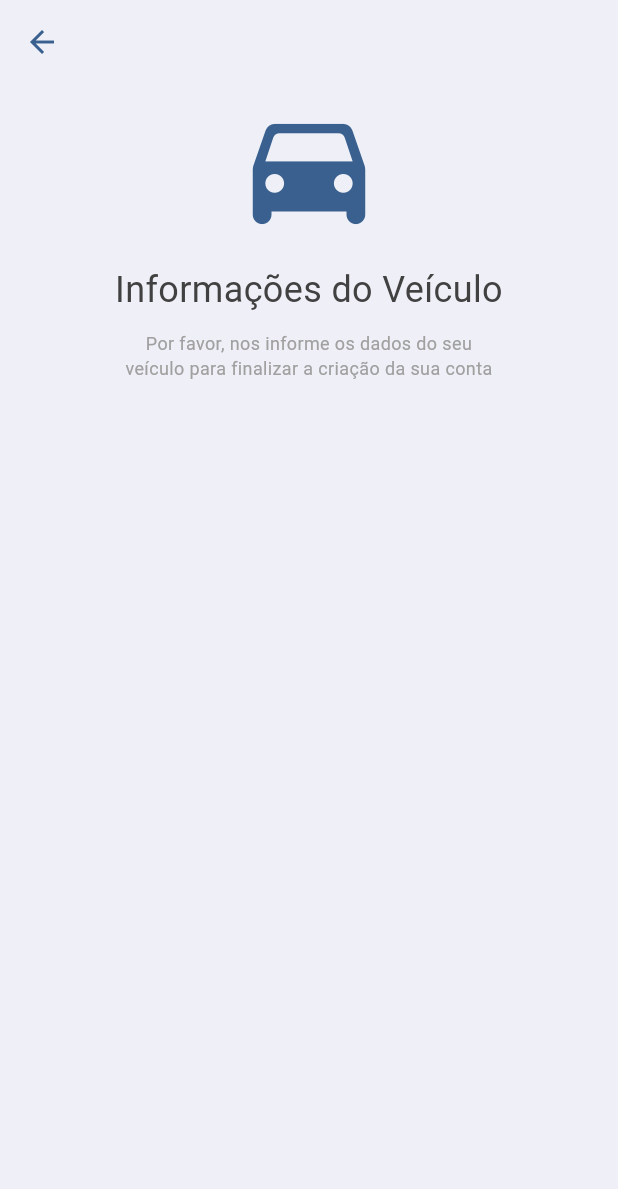
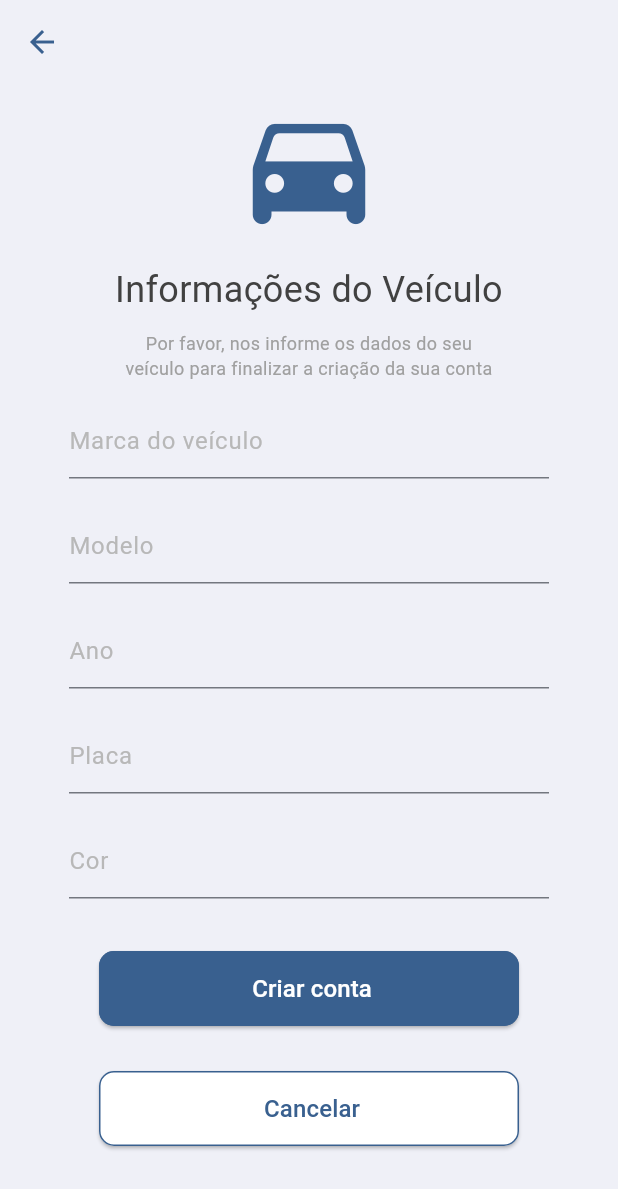
Before and after one commit to jady-lima/LevaEu, a Flutter app: the RegistrationCar screen opened directly, on a phone screen of 412 x 824 dp. Shown: the top 1189 px of the screen. Run offline on Flutter 3.47's test engine with Material 3 defaults, Android fonts, the light colour scheme and no system bars.

Commit message:
Registrar carro
Validações da tela de registro dos dados do carro para os motoristas

```diff
--- a/levaeu_mobile/lib/screens/registrationCar.dart
+++ b/levaeu_mobile/lib/screens/registrationCar.dart
@@ -1,6 +1,10 @@
 
 
 import 'package:flutter/material.dart';
+import 'package:levaeu_mobile/screens/home.dart';
+import 'package:levaeu_mobile/screens/start_login.dart';
+import 'package:levaeu_mobile/utils/elevated_buttons.dart';
+import 'package:levaeu_mobile/utils/text_fields_forms.dart';
 import 'package:levaeu_mobile/utils/titles_screens.dart';
 
 class RegistrationCar extends StatefulWidget{
@@ -13,6 +17,11 @@ class RegistrationCar extends StatefulWidget{
 class _RegistrationCarState extends State<RegistrationCar> {
 
  final _formKeyRegistration = GlobalKey<FormState>();
+ final marcaController = TextEditingController();
+ final corController = TextEditingController();
+ final anoController = TextEditingController();
+ final modeloController = TextEditingController();
+ final placaController = TextEditingController();
 
  @override
  Widget build(BuildContext context) {
@@ -52,7 +61,61 @@ class _RegistrationCarState extends State<RegistrationCar> {
                 key: _formKeyRegistration,
                 child: Column(
                   crossAxisAlignment: CrossAxisAlignment.center,
-                  children: <Widget> []
+                  children: <Widget> [
+
+                    Container(
+                      padding: const EdgeInsets.only(top: 15, bottom: 5),
+                      constraints: const BoxConstraints(maxWidth: 320),
+                      child: TextFieldsForms.buildTextFormField("Marca do veículo", TextInputType.text, marcaController, false, ValidationType.name, TextFieldsForms.saveFormFieldValue),
+                    ),
+
+                    Container(
+                      padding: const EdgeInsets.only(top: 15, bottom: 5),
+                      constraints: const BoxConstraints(maxWidth: 320),
+                      child: TextFieldsForms.buildTextFormField("Modelo", TextInputType.text, modeloController, false, ValidationType.modelo, TextFieldsForms.saveFormFieldValue),
+                    ),
+
+                    Container(
+                      padding: const EdgeInsets.only(top: 15, bottom: 5),
+                      constraints: const BoxConstraints(maxWidth: 320),
+                      child: TextFieldsForms.buildTextFormField("Ano", TextInputType.number, anoController, false, ValidationType.ano, TextFieldsForms.saveFormFieldValue),
+                    ),
+
+                    Container(
+                      padding: const EdgeInsets.only(top: 15, bottom: 5),
+                      constraints: const BoxConstraints(maxWidth: 320),
+                      child: TextFieldsForms.buildTextFormField("Placa", TextInputType.text, placaController, false, ValidationType.placa, TextFieldsForms.saveFormFieldValue),
+                    ),
+
+                    Container(
+                      padding: const EdgeInsets.only(top: 15, bottom: 5),
+                      constraints: const BoxConstraints(maxWidth: 320),
+                      child: TextFieldsForms.buildTextFormField("Cor", TextInputType.text, corController, false, ValidationType.name, TextFieldsForms.saveFormFieldValue),
+                    ),
+
+                    Container(
+                      constraints: const BoxConstraints(maxWidth: 300),
+                      padding: const EdgeInsets.all(10),
+                      margin: const EdgeInsets.only(top: 20),
+                      alignment: Alignment.center,
+                      child: ElevatedButtonsForms.buildElevatedButton(
+                        const Color.fromRGBO(57, 96, 143, 1.0),
+                        const Color.fromRGBO(255, 255, 255, 1),
+                        const Color.fromRGBO(57, 96, 143, 1.0),
+                        320, 50, "Criar conta", context, const Home(),
+                        _formKeyRegistration)
+                    ),
+
+                    //Container/ElevatedButton: Cancelar
+                    Container(
+                      constraints: const BoxConstraints(maxWidth: 300, minWidth: 250),
+                      padding: const EdgeInsets.all(10),
+                      margin: const EdgeInsets.all(10),
+                      alignment: Alignment.center,
+                      child: ElevatedButtonsForms.buildElevatedButton(Colors.white, const Color.fromRGBO(57, 96, 143, 1.0), const Color.fromRGBO(57, 96, 143, 1.0), 320, 50,"Cancelar", context, const Startlogin(), null)
+                    ),
+
+                  ]
                 )
               )
             ]
--- a/levaeu_mobile/lib/utils/text_fields_forms.dart
+++ b/levaeu_mobile/lib/utils/text_fields_forms.dart
@@ -13,6 +13,9 @@ enum ValidationType {
   registro,
   cpf,
   data,
+  placa,
+  ano,
+  modelo,
 }
 
 class TextFieldsForms {
@@ -57,6 +60,15 @@ class TextFieldsForms {
       case ValidationType.data:
         validator = validateDate;
         break;
+      case ValidationType.placa:
+        validator = validatePlaca;
+        break;
+      case ValidationType.ano:
+        validator = validateAno;
+        break;
+      case ValidationType.modelo:
+        validator = validateModelo;
+        break;
     }
 
     return TextFormField (
@@ -82,6 +94,39 @@ class TextFieldsForms {
   static String? validateNotEmpty(String? value) {
     if (value == null || value.isEmpty) {
       return 'Por favor, preencha o campo abaixo.';
+    }
+    return null;
+  }
+
+  static String? validatePlaca(String? value) {
+    final RegExp placaRegex = RegExp(r'^([a-zA-Z]{3}[0-9]{4}|[a-zA-Z]{3}-[0-9]{4})$');
+    if (value == null || value.isEmpty) {
+      return 'Por favor, preencha o campo abaixo.';
+    }
+    if (!placaRegex.hasMatch(value)) {
+      return "Por favor, insira uma placa válida";
+    }
+    return null;
+  }
+
+  static String? validateAno(String? value) {
+    final RegExp anoRegex = RegExp(r'^([0-9]{4})$');
+    if (value == null || value.isEmpty) {
+      return 'Por favor, preencha o campo abaixo.';
+    }
+    if (!anoRegex.hasMatch(value)) {
+      return "Por favor, insira um ano válido";
+    }
+    return null;
+  }
+
+  static String? validateModelo(String? value) {
+    final modeloRegex = RegExp(r'^([a-zA-Z0-9 ]+)$');
+    if (value == null || value.isEmpty) {
+      return 'Por favor, insira seu nome.';
+    }
+    if (!modeloRegex.hasMatch(value)) {
+      return 'Por favor, insira um modelo válido.';
     }
     return null;
   }
```
